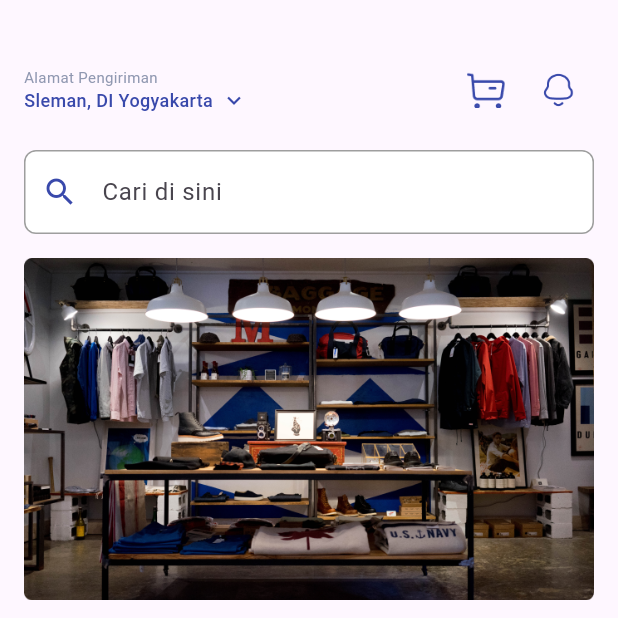
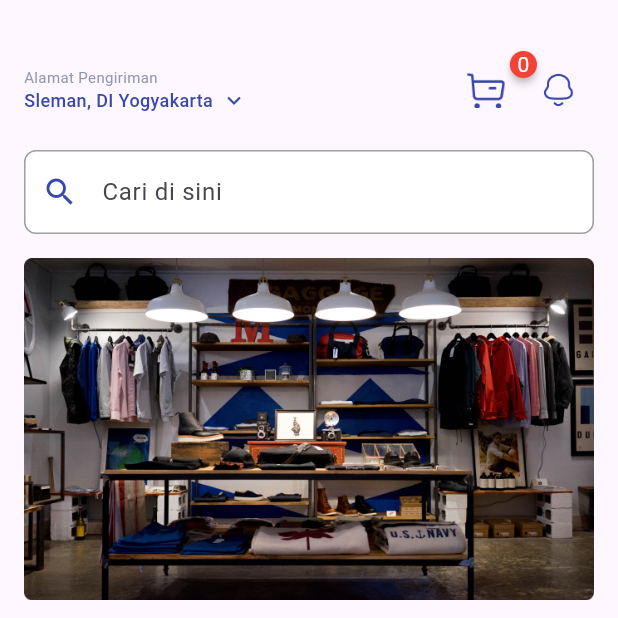
Before and after one commit to ManshurRepo/Flutter_Toko_Sepatu_Online, a Flutter app: the HomePage screen opened directly, on a phone screen of 412 x 824 dp, the top half of it. Run offline on Flutter 3.47's test engine with Material 2 defaults, Android fonts, the phone set to English and light mode, and no system bars; drawn by our look-alikes of badges, carousel_slider; our stand-ins replace bloc, dartz, flutter_bloc, freezed_annotation, shared_preferences; accounts and stored records are empty; network calls fail.

```diff
--- a/lib/common/constants/variables.dart
+++ b/lib/common/constants/variables.dart
@@ -1,3 +1,3 @@
 class Variables {
-  static const String baseUrl = 'https://52a2-114-122-75-190.ngrok.io';
+  static const String baseUrl = 'https://1ab4-114-122-82-46.ngrok.io';
 }
--- a/lib/presentation/cart/bloc/cart/cart_bloc.dart
+++ b/lib/presentation/cart/bloc/cart/cart_bloc.dart
@@ -31,11 +31,13 @@ class CartBloc extends Bloc<CartEvent, CartState> {
           .indexWhere((element) => element.product.id == event.cart.product.id);
       if (index >= 0) {
         currentState.carts[index].quantity -= 1;
+
         if (currentState.carts[index].quantity <= 0) {
           currentState.carts.removeAt(index);
         }
+        emit(const _Loading());
+        emit(_Loaded(currentState.carts));
       }
-      emit(_Loaded(currentState.carts));
     });
   }
 }
--- a/lib/presentation/home/home_page.dart
+++ b/lib/presentation/home/home_page.dart
@@ -1,5 +1,8 @@
 import 'package:flutter/material.dart';
 import 'package:flutter_bloc/flutter_bloc.dart';
+import 'package:flutter_fic9_ecommerce_app/presentation/cart/bloc/cart/cart_bloc.dart';
+import 'package:flutter_fic9_ecommerce_app/presentation/cart/cart_page.dart';
+import 'package:flutter_fic9_ecommerce_app/presentation/cart/widgets/cart_model.dart';
 
 import '../../common/components/serach_input.dart';
 import '../../common/components/space_height_width.dart';
@@ -12,6 +15,7 @@ import 'widgets/category_button.dart';
 import 'widgets/image_slider.dart';
 import 'widgets/product_card.dart';
 import 'widgets/product_model.dart';
+import 'package:badges/badges.dart' as badges;
 
 class HomePage extends StatefulWidget {
   const HomePage({super.key});
@@ -106,18 +110,42 @@ class _HomePageState extends State<HomePage> {
               const Spacer(),
               Row(
                 children: [
-                  IconButton(
+                  badges.Badge(
+                    badgeContent: BlocBuilder<CartBloc, CartState>(
+                      builder: (context, state) {
+                        return state.maybeWhen(
+                          orElse: () {
+                            return const Text(
+                              '0',
+                              style: TextStyle(color: Colors.white),
+                            );
+                          },
+                          loaded: (carts) {
+                            int totalQuantity = 0;
+                            for (var cart in carts) {
+                              totalQuantity += cart.quantity;
+                            }
+                            return Text(
+                              totalQuantity.toString(),
+                              style: TextStyle(color: Colors.white),
+                            );
+                          },
+                        );
+                      },
+                    ),
+                    child: IconButton(
                         onPressed: () {
                           Navigator.push(
                             context,
                             MaterialPageRoute(
-                              builder: (context) => const SizedBox()),
+                                builder: (context) => const CartPage()),
                           );
                         },
                         icon: Image.asset(
                           Images.iconBuy,
                           height: 24.0,
                         )),
+                  ),
                   IconButton(
                       onPressed: () {
                         Navigator.push(
--- a/pubspec.yaml
+++ b/pubspec.yaml
@@ -39,6 +39,7 @@ dependencies:
   http: ^1.1.0
   intl: ^0.18.1
   shared_preferences: ^2.2.2
+  badges: ^3.1.2
 
 dev_dependencies:
   build_runner: ^2.4.6
```
Also changed, not shown: lib/presentation/cart/cart_page.dart (+26 -12 lines), lib/presentation/cart/widgets/cart_item_widget.dart (+9 -7 lines), lib/presentation/home/widgets/product_card.dart (+29 -3 lines), lib/presentation/product_detail/product_detail_page.dart (+6 -4 lines), pubspec.lock. Lines whose indentation alone changed are shown as unchanged.
